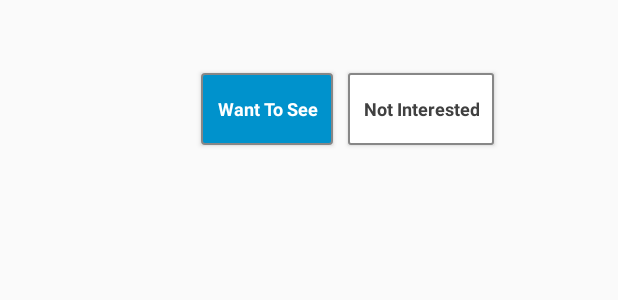
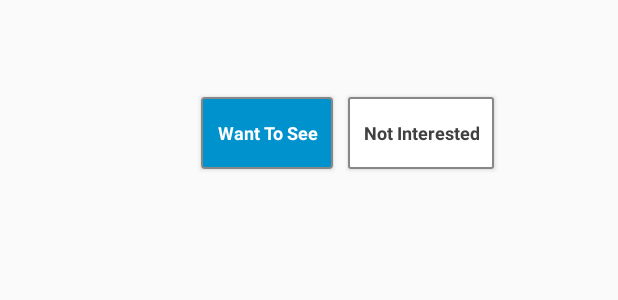
Before and after one commit to TheDroids/FridayNight, an Android app: the layout movie_item.xml on its own in the app's theme, with its tools: preview values and no code run, on a phone screen of 412 x 824 dp. Shown: the top 300 px of the screen. Run offline under Robolectric (Android 15) with nearby library versions, the phone set to English and light mode, and no system bars.

Commit message:
Added spacing between synopsis and buttons

```diff
--- a/fridaynight/src/main/res/layout/movie_item.xml
+++ b/fridaynight/src/main/res/layout/movie_item.xml
@@ -35,10 +35,12 @@
         android:layout_width="wrap_content"
         android:layout_height="wrap_content"
         android:id="@+id/btnWant"
+        android:text="@string/button_want_label"
+        style="@style/DefaultButton"
         android:layout_below="@+id/tvSynopsis"
-        android:layout_alignLeft="@id/tvSynopsis"
-        android:text="@string/button_want_label"
-        style="@style/DefaultButton"/>
+        android:layout_alignLeft="@+id/tvSynopsis"
+        android:layout_alignStart="@+id/tvSynopsis"
+        android:layout_marginTop="16dp" />
 
     <Button
         android:layout_width="wrap_content"
```
